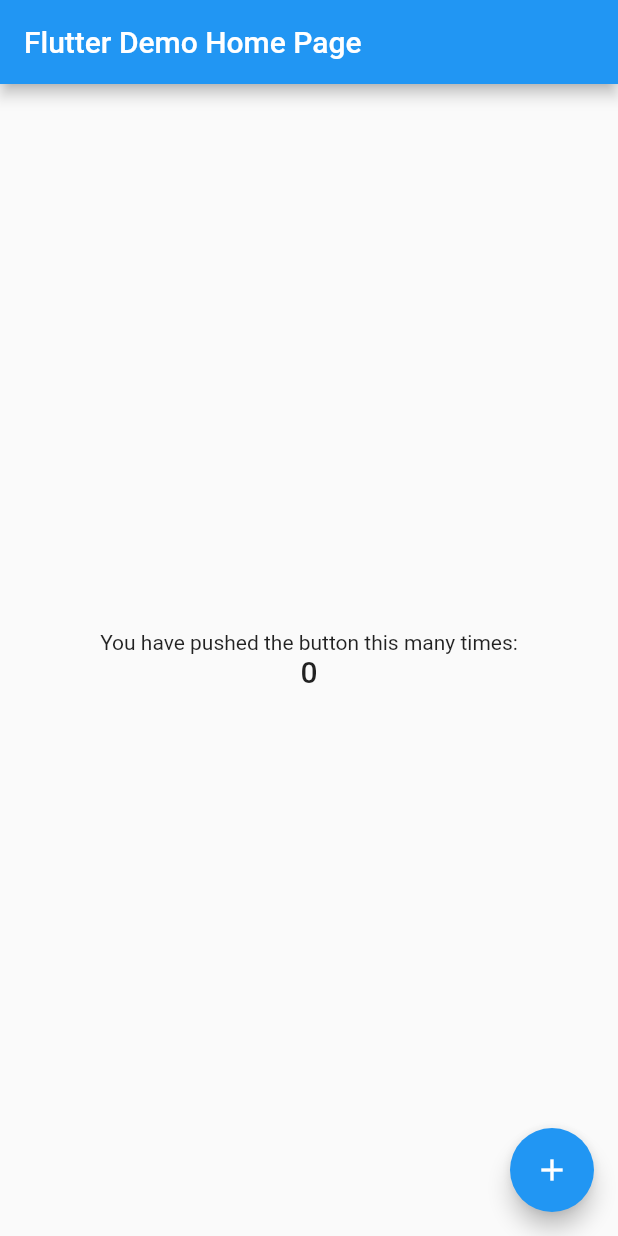
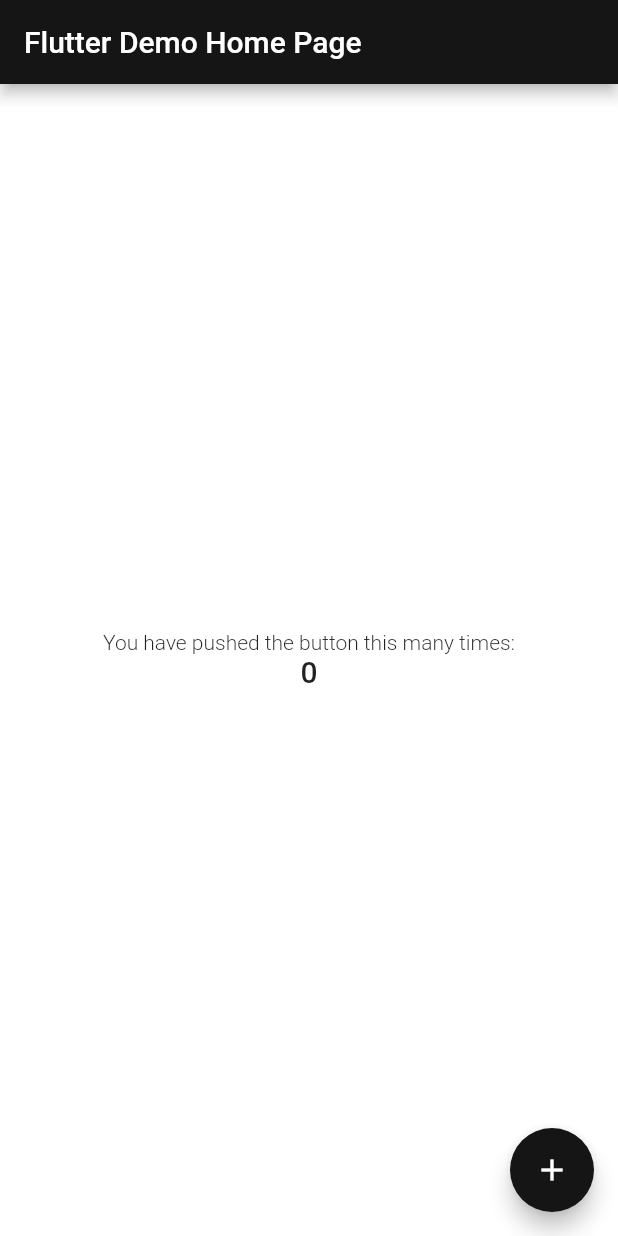
Before and after one commit to byeol2a/flutter_study_app, a Flutter app: the screen it shows after launch, on a phone screen of 412 x 824 dp. Run offline on Flutter 3.47's test engine with Material 2 defaults, Android fonts, the phone set to English and light mode, and no system bars; Roboto replaces fonts that are missing (GmarketSansTTF).

Commit message:
테마,컬러 설정

```diff
--- /dev/null
+++ b/lib/components/app_colors.dart
@@ -0,0 +1,23 @@
+import 'package:flutter/material.dart';
+
+class AppColors {
+  static const int _primaryColorValue = 0xFF151515; // 이부분을 다른 컬러로 변경해도 된다.
+  static const primaryColor = Color(_primaryColorValue);
+
+  static const MaterialColor primaryMeterialColor = MaterialColor(
+    _primaryColorValue,
+    // 스케일업 되어있음
+    <int, Color>{
+      50: Color(_primaryColorValue),
+      100: Color(_primaryColorValue),
+      200: Color(_primaryColorValue),
+      300: Color(_primaryColorValue),
+      400: Color(_primaryColorValue),
+      500: Color(_primaryColorValue),
+      600: Color(_primaryColorValue),
+      700: Color(_primaryColorValue),
+      800: Color(_primaryColorValue),
+      900: Color(_primaryColorValue),
+    },
+  );
+}
--- /dev/null
+++ b/lib/components/app_themes.dart
@@ -0,0 +1,49 @@
+// import 'package:ios_app/components/app_colors.dart';
+import 'package:flutter/material.dart';
+import 'package:ios_app/components/app_colors.dart';
+
+class AppThemes {
+  static ThemeData get lightTheme => ThemeData(
+        primarySwatch: AppColors.primaryMeterialColor,
+        fontFamily: 'GmarketSansTTF',
+        scaffoldBackgroundColor: Colors.white, //백그라운드 깔리는 게 회색빛이라 하얗게..
+        splashColor: Colors.white, // 클릭했을 때 나오는 컬러
+        textTheme: _textTheme,
+        brightness: Brightness.light, //light가 디폴트인데, dart로 바꾸면 대비가 생김
+      );
+  static ThemeData get darkTheme => ThemeData(
+        primarySwatch: AppColors.primaryMeterialColor,
+        fontFamily: 'GmarketSansTTF',
+        //백그라운드 지워줌
+        splashColor: Colors.white, // 클릭했을 때 나오는 컬러
+        textTheme: _textTheme,
+        brightness: Brightness.dark, //light가 디폴트인데, dart로 바꾸면 대비가 생김
+      );
+
+  static const TextTheme _textTheme = TextTheme(
+    headline4: TextStyle(
+      fontSize: 32,
+      fontWeight: FontWeight.w400,
+    ),
+    subtitle1: TextStyle(
+      fontSize: 16,
+      fontWeight: FontWeight.w500,
+    ),
+    subtitle2: TextStyle(
+      fontSize: 16,
+      fontWeight: FontWeight.w400,
+    ),
+    bodyText1: TextStyle(
+      fontSize: 15,
+      fontWeight: FontWeight.w300,
+    ),
+    bodyText2: TextStyle(
+      fontSize: 14,
+      fontWeight: FontWeight.w300,
+    ),
+    button: TextStyle(
+      fontSize: 12,
+      fontWeight: FontWeight.w300,
+    ),
+  );
+}
--- a/lib/main.dart
+++ b/lib/main.dart
@@ -1,4 +1,5 @@
 import 'package:flutter/material.dart';
+import 'package:ios_app/components/app_themes.dart';
 
 void main() {
   runApp(const MyApp());
@@ -11,10 +12,7 @@ class MyApp extends StatelessWidget {
   Widget build(BuildContext context) {
     return MaterialApp(
       title: 'Flutter Demo',
-      theme: ThemeData(
-        primarySwatch: Colors.blue,
-        fontFamily: 'GmarketSansTTF',
-      ),
+      theme: AppThemes.lightTheme,
       home: const MyHomePage(title: 'Flutter Demo Home Page'),
       builder: (context, child) => MediaQuery(
 	      child: child!,
```
